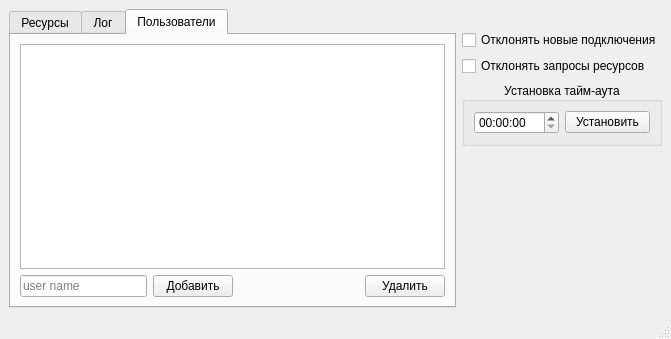
Qt form mainwindow.ui (touch-my-tralala/test_server) before a commit.
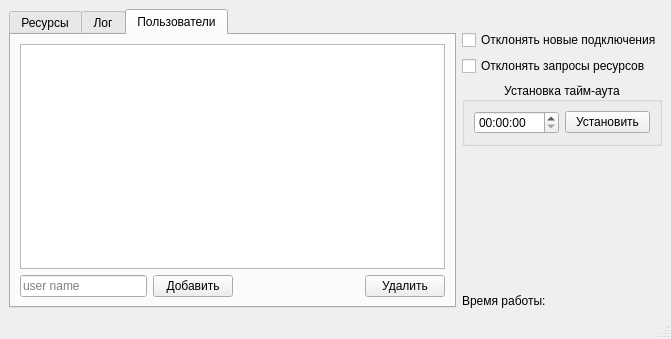
The same form after that commit.

Commit message: 1) Исправлен вылет при удалении последнего по списку пользователя. 2) Ресайз колонок первой таблицы по содержимому. 3) Выравнивание по центру данных для первой таблицы. 4) Добавлен вывод времени работы сервера

```diff
--- a/mainwindow.ui
+++ b/mainwindow.ui
@@ -292,6 +292,13 @@
         </property>
        </spacer>
       </item>
+      <item>
+       <widget class="QLabel" name="workTime">
+        <property name="text">
+         <string>Время работы:</string>
+        </property>
+       </widget>
+      </item>
      </layout>
     </item>
    </layout>
```
The commit also changes 6 other files.
